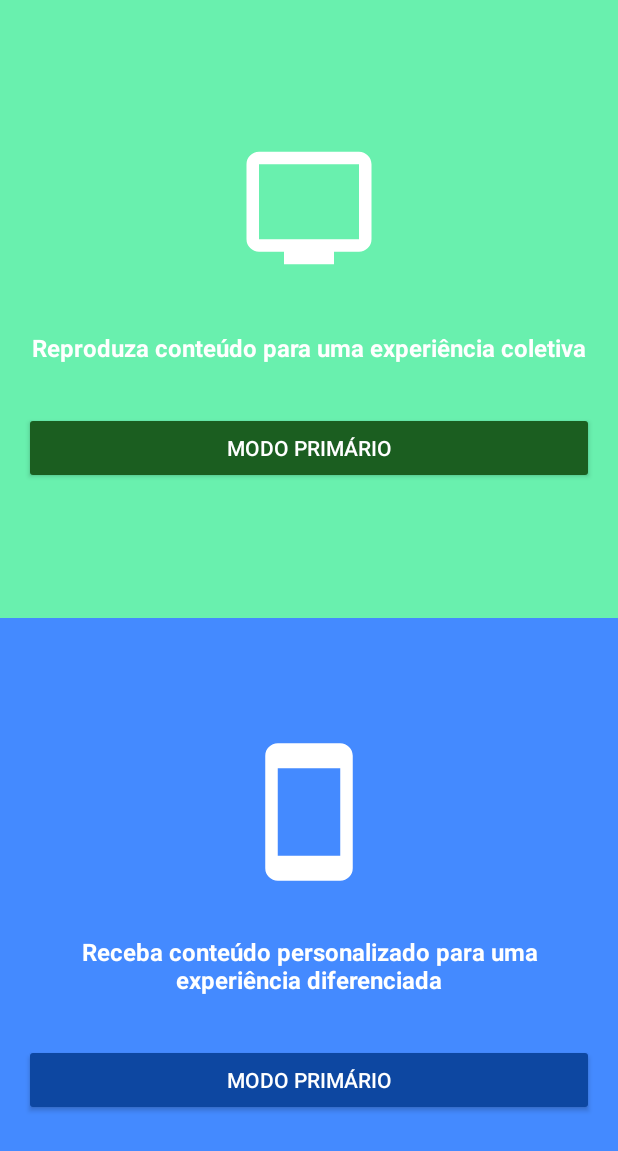
After one commit to DanielVitsaus/fsm-app, an Android app: the layout activity_mode.xml on its own in the app's theme, with its tools: preview values and no code run, on a phone screen of 412 x 824 dp. The commit adds this screen. Shown: the top 1151 px of the screen. Run offline under Robolectric (Android 15) with nearby library versions, the light colour scheme and no system bars.

Commit message:
Adicionar layout do ModeActivity

```diff
--- a/app/src/main/AndroidManifest.xml
+++ b/app/src/main/AndroidManifest.xml
@@ -19,7 +19,9 @@
                 <category android:name="android.intent.category.LAUNCHER" />
             </intent-filter>
         </activity>
-        <activity android:name=".ui.main.MainActivity"/>
+        <activity
+            android:name=".ui.mode.ModeActivity"
+            android:theme="@style/AppCompat.FullScreen"/>
     </application>
 
 </manifest>
--- a/app/src/main/java/br/com/lapic/thomas/fsm_app/injection/component/ActivityComponent.java
+++ b/app/src/main/java/br/com/lapic/thomas/fsm_app/injection/component/ActivityComponent.java
@@ -5,7 +5,7 @@ import android.content.Context;
 import br.com.lapic.thomas.fsm_app.injection.ActivityContext;
 import br.com.lapic.thomas.fsm_app.injection.PerActivity;
 import br.com.lapic.thomas.fsm_app.injection.module.ActivityModule;
-import br.com.lapic.thomas.fsm_app.ui.main.MainActivity;
+import br.com.lapic.thomas.fsm_app.ui.mode.ModeActivity;
 import br.com.lapic.thomas.fsm_app.ui.splashscreen.SplashScreenActivity;
 import dagger.Component;
 
@@ -18,7 +18,7 @@ public interface ActivityComponent {
 
     void inject(SplashScreenActivity splashScreenActivity);
 
-    void inject(MainActivity mainActivity);
+    void inject(ModeActivity modeActivity);
 
     @ActivityContext
     Context context();
--- a/app/src/main/java/br/com/lapic/thomas/fsm_app/ui/main/MainView.java
+++ b/app/src/main/java/br/com/lapic/thomas/fsm_app/ui/mode/ModeView.java
@@ -1,4 +1,4 @@
-package br.com.lapic.thomas.fsm_app.ui.main;
+package br.com.lapic.thomas.fsm_app.ui.mode;
 
 import com.hannesdorfmann.mosby.mvp.MvpView;
 
@@ -6,6 +6,6 @@ import com.hannesdorfmann.mosby.mvp.MvpView;
  * Created by thomas on 02/08/17.
  */
 
-public interface MainView
+public interface ModeView
         extends MvpView {
 }
--- a/app/src/main/java/br/com/lapic/thomas/fsm_app/ui/splashscreen/SplashScreenActivity.java
+++ b/app/src/main/java/br/com/lapic/thomas/fsm_app/ui/splashscreen/SplashScreenActivity.java
@@ -9,7 +9,7 @@ import javax.inject.Inject;
 import br.com.lapic.thomas.fsm_app.R;
 import br.com.lapic.thomas.fsm_app.injection.component.ActivityComponent;
 import br.com.lapic.thomas.fsm_app.ui.base.BaseMvpActivity;
-import br.com.lapic.thomas.fsm_app.ui.main.MainActivity;
+import br.com.lapic.thomas.fsm_app.ui.mode.ModeActivity;
 
 public class SplashScreenActivity extends BaseMvpActivity<SplashScreenView, SplashScreenPresenter> implements SplashScreenView {
 
@@ -35,7 +35,7 @@ public class SplashScreenActivity extends BaseMvpActivity<SplashScreenView, Spla
 
     @Override
     public void callModeActivity(){
-        startActivity(new Intent(this, MainActivity.class));
+        startActivity(new Intent(this, ModeActivity.class));
     }
 
 }
--- a/app/src/main/java/br/com/lapic/thomas/fsm_app/ui/splashscreen/SplashScreenPresenter.java
+++ b/app/src/main/java/br/com/lapic/thomas/fsm_app/ui/splashscreen/SplashScreenPresenter.java
@@ -27,7 +27,7 @@ public class SplashScreenPresenter extends MvpBasePresenter<SplashScreenView> {
             public void run() {
                 getView().callModeActivity();
             }
-        }, 10000);
+        }, 2000);
     }
 
     @Override
--- /dev/null
+++ b/app/src/main/res/drawable/ic_smartphone.xml
@@ -0,0 +1,7 @@
+<vector xmlns:android="http://schemas.android.com/apk/res/android"
+    android:height="24dp"
+    android:width="24dp"
+    android:viewportWidth="24"
+    android:viewportHeight="24">
+    <path android:fillColor="#fff" android:pathData="M17,19H7V5H17M17,1H7C5.89,1 5,1.89 5,3V21A2,2 0 0,0 7,23H17A2,2 0 0,0 19,21V3C19,1.89 18.1,1 17,1Z" />
+</vector>
--- /dev/null
+++ b/app/src/main/res/drawable/ic_television.xml
@@ -0,0 +1,7 @@
+<vector xmlns:android="http://schemas.android.com/apk/res/android"
+    android:height="24dp"
+    android:width="24dp"
+    android:viewportWidth="24"
+    android:viewportHeight="24">
+    <path android:fillColor="#fff" android:pathData="M20,17H4V5H20M20,3H4C2.89,3 2,3.89 2,5V17A2,2 0 0,0 4,19H8V21H16V19H20A2,2 0 0,0 22,17V5C22,3.89 21.1,3 20,3Z" />
+</vector>
--- /dev/null
+++ b/app/src/main/res/layout/activity_mode.xml
@@ -0,0 +1,88 @@
+<?xml version="1.0" encoding="utf-8"?>
+<LinearLayout
+    xmlns:android="http://schemas.android.com/apk/res/android"
+    xmlns:tools="http://schemas.android.com/tools"
+    xmlns:app="http://schemas.android.com/apk/res-auto"
+    android:layout_width="match_parent"
+    android:layout_height="match_parent"
+    tools:context="br.com.lapic.thomas.fsm_app.ui.mode.ModeActivity"
+    android:orientation="vertical"
+    android:weightSum="2">
+
+    <LinearLayout
+        android:layout_width="match_parent"
+        android:layout_height="0dp"
+        android:orientation="vertical"
+        android:layout_weight="1"
+        android:gravity="center"
+        android:background="@color/material_green_a200">
+
+        <ImageView
+            android:layout_width="100dp"
+            android:layout_height="100dp"
+            android:layout_gravity="center"
+            android:layout_margin="16dp"
+            android:src="@drawable/ic_television"/>
+
+        <TextView
+            android:layout_width="match_parent"
+            android:layout_height="wrap_content"
+            android:textAlignment="center"
+            android:textColor="@color/white"
+            android:textSize="16sp"
+            android:textStyle="bold"
+            android:layout_margin="16dp"
+            android:text="@string/primary_mode_slogan"/>
+
+        <Button
+            android:layout_width="match_parent"
+            android:layout_height="wrap_content"
+            android:id="@+id/primaryModeButton"
+            android:text="@string/primary_mode"
+            android:textColor="@color/white"
+            android:layout_margin="16dp"
+            android:onClick="onClickButton"
+            android:tag="@string/primary_mode"
+            android:theme="@style/MyButtonGreen" />
+
+    </LinearLayout>
+
+    <LinearLayout
+        android:layout_width="match_parent"
+        android:layout_height="0dp"
+        android:orientation="vertical"
+        android:layout_weight="1"
+        android:gravity="center"
+        android:background="@color/material_blue_a200">
+
+        <ImageView
+            android:layout_width="100dp"
+            android:layout_height="100dp"
+            android:layout_gravity="center"
+            android:layout_margin="16dp"
+            android:src="@drawable/ic_smartphone"/>
+
+        <TextView
+            android:layout_width="match_parent"
+            android:layout_height="wrap_content"
+            android:textAlignment="center"
+            android:textColor="@color/white"
+            android:textSize="16sp"
+            android:textStyle="bold"
+            android:layout_margin="16dp"
+            android:text="@string/secondary_mode_slogan"/>
+
+        <Button
+            android:layout_width="match_parent"
+            android:layout_height="wrap_content"
+            android:id="@+id/secondaryModeButton"
+            android:text="@string/primary_mode"
+            android:textColor="@color/white"
+            android:layout_margin="16dp"
+            android:onClick="onClickButton"
+            android:tag="@string/secondary_mode"
+            android:theme="@style/MyButtonBlue" />
+
+    </LinearLayout>
+
+</LinearLayout>
--- a/app/src/main/res/values/colors.xml
+++ b/app/src/main/res/values/colors.xml
@@ -3,4 +3,12 @@
     <color name="colorPrimary">#3F51B5</color>
     <color name="colorPrimaryDark">#303F9F</color>
     <color name="colorAccent">#FF4081</color>
+
+    <color name="white">#FFFFFF</color>
+    <color name="material_green_a200">#69F0AE</color>
+    <color name="material_green_900">#1B5E20</color>
+    <color name="material_green_700">#388E3C</color>
+    <color name="material_blue_a200">#448AFF</color>
+    <color name="material_blue_900">#0D47A1</color>
+    <color name="material_blue_700">#1976D2</color>
 </resources>
--- a/app/src/main/res/values/strings.xml
+++ b/app/src/main/res/values/strings.xml
@@ -1,3 +1,7 @@
 <resources>
     <string name="app_name">fsm-app</string>
+    <string name="primary_mode">MODO PRIMÁRIO</string>
+    <string name="secondary_mode">MODO SECUNDÁRIO</string>
+    <string name="primary_mode_slogan">Reproduza conteúdo para uma experiência coletiva</string>
+    <string name="secondary_mode_slogan">Receba conteúdo personalizado para uma experiência diferenciada</string>
 </resources>
--- a/app/src/main/res/values/styles.xml
+++ b/app/src/main/res/values/styles.xml
@@ -12,4 +12,14 @@
         <item name="android:windowFullscreen">true</item>
     </style>
 
+    <style name="MyButtonGreen" parent="Widget.AppCompat.Button.Colored">
+        <item name="colorControlHighlight">@color/material_green_700</item>
+        <item name="colorButtonNormal">@color/material_green_900</item>
+    </style>
+
+    <style name="MyButtonBlue" parent="Theme.AppCompat.Light">
+        <item name="colorControlHighlight">@color/material_blue_700</item>
+        <item name="colorButtonNormal">@color/material_blue_900</item>
+    </style>
+
 </resources>
```
Also changed, not shown: app/src/main/java/br/com/lapic/thomas/fsm_app/ui/main/MainPresenter.java (deleted, +0 -28 lines), app/src/main/java/br/com/lapic/thomas/fsm_app/ui/mode/ModeActivity.java (renamed from app/src/main/java/br/com/lapic/thomas/fsm_app/ui/main/MainActivity.java, +12 -16 lines), app/src/main/java/br/com/lapic/thomas/fsm_app/ui/mode/ModePresenter.java (added, +38 -0 lines), app/src/main/res/layout/activity_main.xml (deleted, +0 -16 lines).
